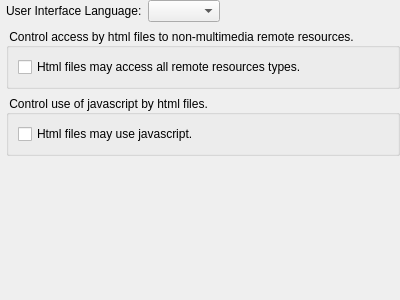
Sigil-Ebook/PageEdit, file PGeneralSettings.ui: the form before one commit.
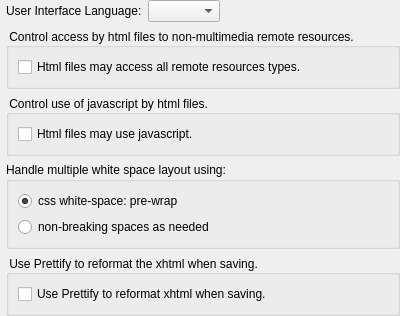
The form after the commit.

Commit message: make use of css pre-wrap and prettify user preferences

```diff
--- a/PGeneralSettings.ui
+++ b/PGeneralSettings.ui
@@ -64,6 +64,20 @@
     </layout>
    </item>
 
+   <item>
+    <spacer name="verticalSpacer1">
+     <property name="orientation">
+      <enum>Qt::Vertical</enum>
+     </property>
+     <property name="sizeHint" stdset="0">
+      <size>
+       <width>10</width>
+       <height>20</height>
+      </size>
+     </property>
+    </spacer>
+   </item>
+
    <item>
     <widget class="QGroupBox" name="groupBox_1">
      <property name="toolTip">
@@ -92,6 +106,19 @@
      </layout>
     </widget>
    </item>
+   <item>
+    <spacer name="verticalSpacer2">
+     <property name="orientation">
+      <enum>Qt::Vertical</enum>
+     </property>
+     <property name="sizeHint" stdset="0">
+      <size>
+       <width>10</width>
+       <height>20</height>
+      </size>
+     </property>
+    </spacer>
+   </item>
    
    <item>
     <widget class="QGroupBox" name="groupBox_2">
@@ -122,6 +149,102 @@
     </widget>
    </item>
 
+   <item>
+    <spacer name="verticalSpacer3">
+     <property name="orientation">
+      <enum>Qt::Vertical</enum>
+     </property>
+     <property name="sizeHint" stdset="0">
+      <size>
+       <width>10</width>
+       <height>20</height>
+      </size>
+     </property>
+    </spacer>
+   </item>
+
+   <item>
+    <widget class="QGroupBox" name="groupBoxA">
+     <property name="toolTip">
+      <string>Choose how you would like PageEdit to handle the use of multiple white space characters during editing.</string>
+     </property>
+     <property name="title">
+      <string>Handle multiple white space layout using:</string>
+     </property>
+     <layout class="QVBoxLayout" name="verticalLayoutB">
+      <item>
+       <widget class="QRadioButton" name="UseWSPreWrap">
+        <property name="toolTip">
+         <string>Use CSS white-space: pre-wrap</string>
+        </property>
+        <property name="text">
+         <string>css white-space: pre-wrap</string>
+        </property>
+        <property name="checked">
+         <bool>true</bool>
+        </property>
+       </widget>
+      </item>
+      <item>
+       <widget class="QRadioButton" name="UseNBSp">
+        <property name="toolTip">
+         <string>Use non-breaking spaces as needed</string>
+        </property>
+        <property name="text">
+         <string>non-breaking spaces as needed</string>
+        </property>
+        <property name="checked">
+         <bool>false</bool>
+        </property>
+       </widget>
+      </item>
+     </layout>
+    </widget>
+   </item>
+
+   <item>
+    <spacer name="verticalSpacer4">
+     <property name="orientation">
+      <enum>Qt::Vertical</enum>
+     </property>
+     <property name="sizeHint" stdset="0">
+      <size>
+       <width>10</width>
+       <height>20</height>
+      </size>
+     </property>
+    </spacer>
+   </item>
+
+   <item>
+    <widget class="QGroupBox" name="groupBoxB">
+     <property name="toolTip">
+      <string>Determine if Prettify is used when saving</string>
+     </property>
+     <property name="title">
+      <string> Use Prettify to reformat the xhtml when saving.</string>
+     </property>
+     <property name="alignment">
+      <set>Qt::AlignLeading|Qt::AlignLeft|Qt::AlignVCenter</set>
+     </property>
+     <layout class="QGridLayout" name="gridLayout_3B">
+      <item row="0" column="0">
+       <widget class="QCheckBox" name="UsePrettify">
+        <property name="toolTip">
+         <string>Check to reformat with Prettify when saving xhtml files.</string>
+        </property>
+        <property name="text">
+         <string>Use Prettify to reformat xhtml when saving.</string>
+        </property>
+        <property name="checked">
+         <bool>false</bool>
+        </property>
+       </widget>
+      </item>
+     </layout>
+    </widget>
+   </item>
+
    <item>
     <spacer name="verticalSpacer">
      <property name="orientation">
@@ -130,7 +253,7 @@
      <property name="sizeHint" stdset="0">
       <size>
        <width>20</width>
-       <height>100</height>
+       <height>50</height>
       </size>
      </property>
     </spacer>
```
The commit also changes 5 other files.
